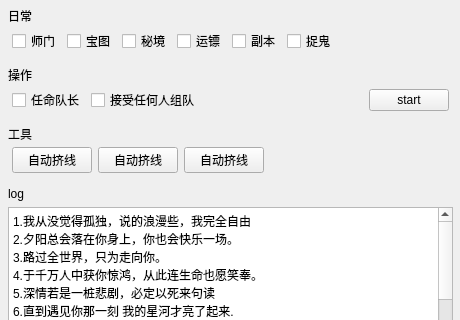
Qt form pygm/views/tabContent.ui (rrrrrs/py_game) before a commit; both pictures show x 0 to 460 and y 93 to 413 of the 460 by 541 pixel window.
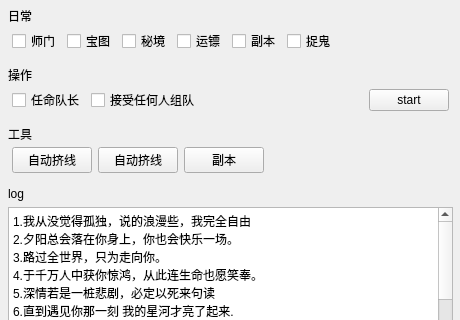
The same form after that commit. Icons and pictures are not drawn.

Commit message: 新增副本任务线程，以线程为单位做任务

The edit to the form file:
```diff
--- a/pygm/views/tabContent.ui
+++ b/pygm/views/tabContent.ui
@@ -360,7 +360,7 @@
         <item>
          <widget class="QPushButton" name="tool_btn_3">
           <property name="text">
-           <string>自动挤线</string>
+           <string>副本</string>
           </property>
          </widget>
         </item>
```
The commit also changes 2 other files.
